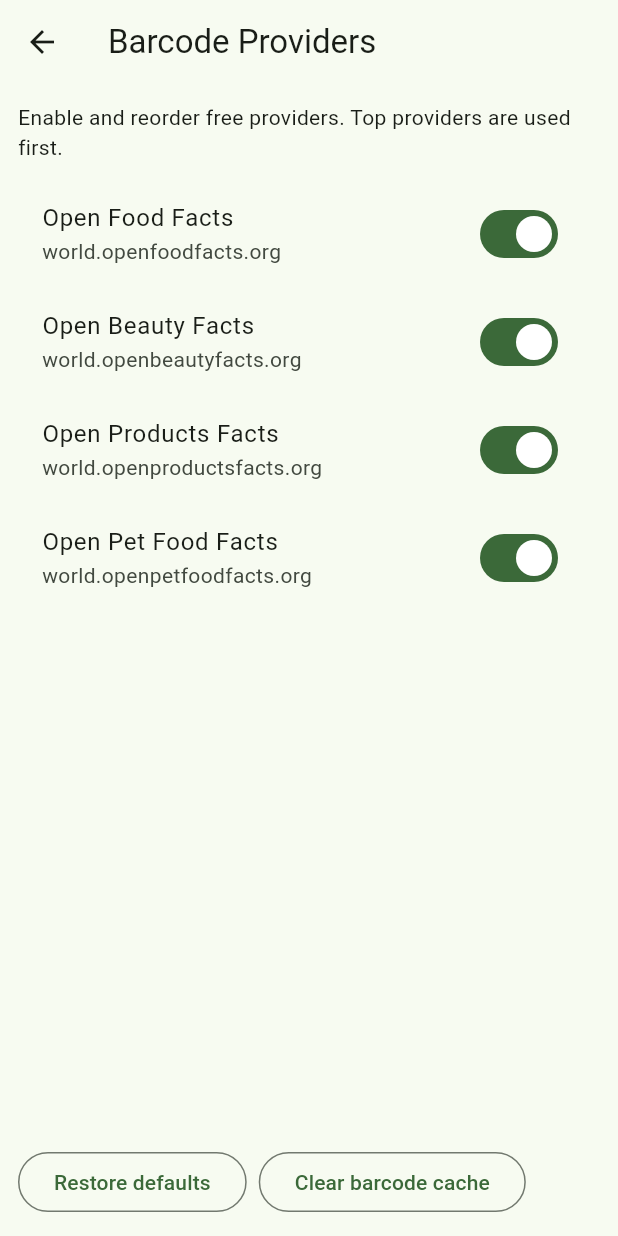
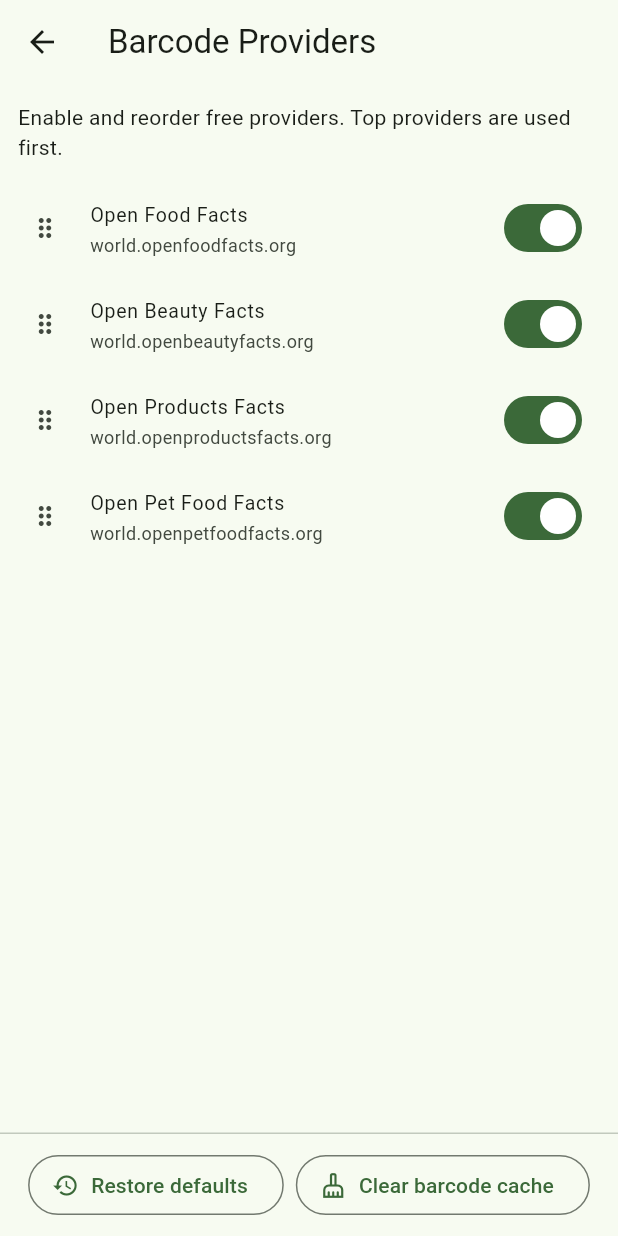
Before and after one commit to jancsih15/fridge_saver, a Flutter app: the BarcodeLookupSettingsScreen screen opened directly, on a phone screen of 412 x 824 dp. Run offline on Flutter 3.47's test engine with Material 3 defaults, Android fonts, the phone set to English and light mode, and no system bars; our stand-ins replace flutter_local_notifications, flutter_timezone, hive, hive_flutter, image_picker, timezone; missing offline and left inert: google_mlkit_text_recognition, mobile_scanner; accounts and stored records are empty.

Commit message:
feat: add local expiry reminders and restructure settings/debug tools

```diff
--- a/lib/features/inventory/presentation/barcode_lookup_settings_screen.dart
+++ b/lib/features/inventory/presentation/barcode_lookup_settings_screen.dart
@@ -28,10 +28,12 @@
 
     return Scaffold(
       appBar: AppBar(title: const Text('Barcode Providers')),
-      body: !controller.loaded
+      body: SafeArea(
+        bottom: false,
+        child: !controller.loaded
             ? const Center(child: CircularProgressIndicator())
             : Padding(
-              padding: const EdgeInsets.all(12),
+                padding: const EdgeInsets.fromLTRB(12, 12, 12, 8),
                 child: Column(
                   crossAxisAlignment: CrossAxisAlignment.start,
                   children: [
@@ -41,26 +43,55 @@
                     const SizedBox(height: 12),
                     Expanded(
                       child: ReorderableListView.builder(
+                        buildDefaultDragHandles: false,
                         itemCount: controller.order.length,
                         onReorder: controller.reorderProvider,
                         itemBuilder: (context, index) {
                           final provider = controller.order[index];
-                        return SwitchListTile(
+                          return ListTile(
                             key: ValueKey(provider.id),
+                            dense: true,
+                            contentPadding: const EdgeInsets.symmetric(
+                              horizontal: 8,
+                            ),
+                            leading: ReorderableDragStartListener(
+                              index: index,
+                              child: const Icon(Icons.drag_indicator, size: 20),
+                            ),
                             title: Text(provider.label),
-                          subtitle: Text(provider.host),
+                            subtitle: Text(provider.host, maxLines: 1),
+                            trailing: Switch(
                               value: controller.isEnabled(provider),
                               onChanged: (value) =>
                                   controller.toggleProvider(provider, value),
+                            ),
                           );
                         },
                       ),
                     ),
-                  const SizedBox(height: 8),
-                  Wrap(
+                  ],
+                ),
+              ),
+      ),
+      bottomNavigationBar: controller.loaded
+          ? SafeArea(
+              top: false,
+              child: Container(
+                decoration: BoxDecoration(
+                  color: Theme.of(context).colorScheme.surface,
+                  border: Border(
+                    top: BorderSide(
+                      color: Theme.of(context).colorScheme.outlineVariant,
+                    ),
+                  ),
+                ),
+                padding: const EdgeInsets.fromLTRB(12, 10, 12, 10),
+                child: Wrap(
                   spacing: 8,
+                  runSpacing: 8,
+                  alignment: WrapAlignment.center,
                   children: [
-                      OutlinedButton(
+                    OutlinedButton.icon(
                       onPressed: () async {
                         await controller.restoreDefaults();
                         if (!context.mounted) {
@@ -72,9 +103,10 @@
                           ),
                         );
                       },
-                        child: const Text('Restore defaults'),
+                      icon: const Icon(Icons.restore),
+                      label: const Text('Restore defaults'),
                     ),
-                      OutlinedButton(
+                    OutlinedButton.icon(
                       onPressed: () async {
                         await controller.clearCache();
                         if (!context.mounted) {
@@ -86,13 +118,14 @@
                           ),
                         );
                       },
-                        child: const Text('Clear barcode cache'),
-                      ),
-                    ],
+                      icon: const Icon(Icons.cleaning_services_outlined),
+                      label: const Text('Clear barcode cache'),
                     ),
                   ],
                 ),
               ),
+            )
+          : null,
     );
   }
 }
--- a/pubspec.yaml
+++ b/pubspec.yaml
@@ -19,6 +19,9 @@
   http: ^1.2.2
   image_picker: ^1.1.2
   google_mlkit_text_recognition: ^0.15.0
+  flutter_local_notifications: ^19.4.2
+  timezone: ^0.10.1
+  flutter_timezone: ^4.1.1
 
 dev_dependencies:
   flutter_test:
```
Also changed, not shown: lib/app.dart (+17 -3 lines), lib/features/inventory/data/expiration_notification_scheduler.dart (added, +163 -0 lines), lib/features/inventory/presentation/app_settings_screen.dart (added, +43 -0 lines), lib/features/inventory/presentation/debug_tools_screen.dart (added, +66 -0 lines), lib/features/inventory/presentation/inventory_controller.dart (+21 -0 lines), lib/features/inventory/presentation/inventory_screen.dart (+3 -5 lines), pubspec.lock, 12 other files. Lines whose indentation alone changed are shown as unchanged.
